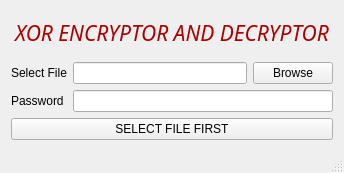
Before: the Qt Designer form mainwindow.ui in mishrasunny174/XOR_Encryptor_Decryptor_GUI, drawn with Qt 5.
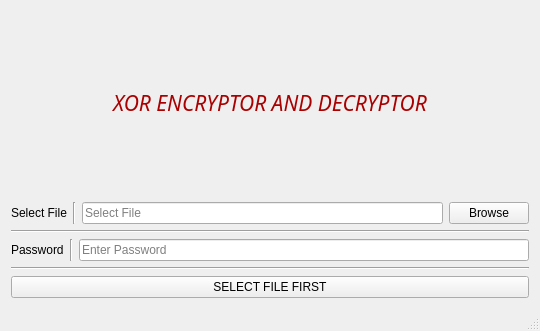
After: the same form once the commit is applied.

Patch:
```diff
--- a/mainwindow.ui
+++ b/mainwindow.ui
@@ -6,8 +6,8 @@
    <rect>
     <x>0</x>
     <y>0</y>
-    <width>344</width>
-    <height>173</height>
+    <width>540</width>
+    <height>331</height>
    </rect>
   </property>
   <property name="windowTitle">
@@ -56,10 +56,24 @@
        </widget>
       </item>
       <item>
-       <widget class="QLineEdit" name="lineEdit"/>
+       <widget class="Line" name="line">
+        <property name="orientation">
+         <enum>Qt::Vertical</enum>
+        </property>
+       </widget>
       </item>
       <item>
-       <widget class="QPushButton" name="pushButton">
+       <widget class="QLineEdit" name="lineEdit_username">
+        <property name="placeholderText">
+         <string>Select File</string>
+        </property>
+       </widget>
+      </item>
+      <item>
+       <widget class="QPushButton" name="pushButton_Browse">
+        <property name="cursor">
+         <cursorShape>PointingHandCursor</cursorShape>
+        </property>
         <property name="text">
          <string>Browse</string>
         </property>
@@ -67,6 +81,13 @@
       </item>
      </layout>
     </item>
+    <item>
+     <widget class="Line" name="line_3">
+      <property name="orientation">
+       <enum>Qt::Horizontal</enum>
+      </property>
+     </widget>
+    </item>
     <item>
      <layout class="QHBoxLayout" name="horizontalLayout_2">
       <item>
@@ -77,17 +98,49 @@
          </font>
         </property>
         <property name="text">
-         <string>Password </string>
+         <string>Password</string>
         </property>
        </widget>
       </item>
       <item>
-       <widget class="QLineEdit" name="lineEdit_2"/>
+       <widget class="Line" name="line_2">
+        <property name="orientation">
+         <enum>Qt::Vertical</enum>
+        </property>
+       </widget>
+      </item>
+      <item>
+       <widget class="QLineEdit" name="lineEdit_password">
+        <property name="echoMode">
+         <enum>QLineEdit::PasswordEchoOnEdit</enum>
+        </property>
+        <property name="readOnly">
+         <bool>false</bool>
+        </property>
+        <property name="placeholderText">
+         <string>Enter Password</string>
+        </property>
+       </widget>
       </item>
      </layout>
     </item>
     <item>
-     <widget class="QPushButton" name="pushButton_2">
+     <widget class="Line" name="line_4">
+      <property name="orientation">
+       <enum>Qt::Horizontal</enum>
+      </property>
+     </widget>
+    </item>
+    <item>
+     <widget class="QPushButton" name="pushButton_EncryptDecrypt">
+      <property name="font">
+       <font>
+        <family>MS Shell Dlg 2</family>
+       </font>
+      </property>
+      <property name="cursor">
+       <cursorShape>PointingHandCursor</cursorShape>
+      </property>
       <property name="text">
        <string>SELECT FILE FIRST</string>
       </property>
```
Left out of the diff: 4 changed lines with no effect on the pictures.
